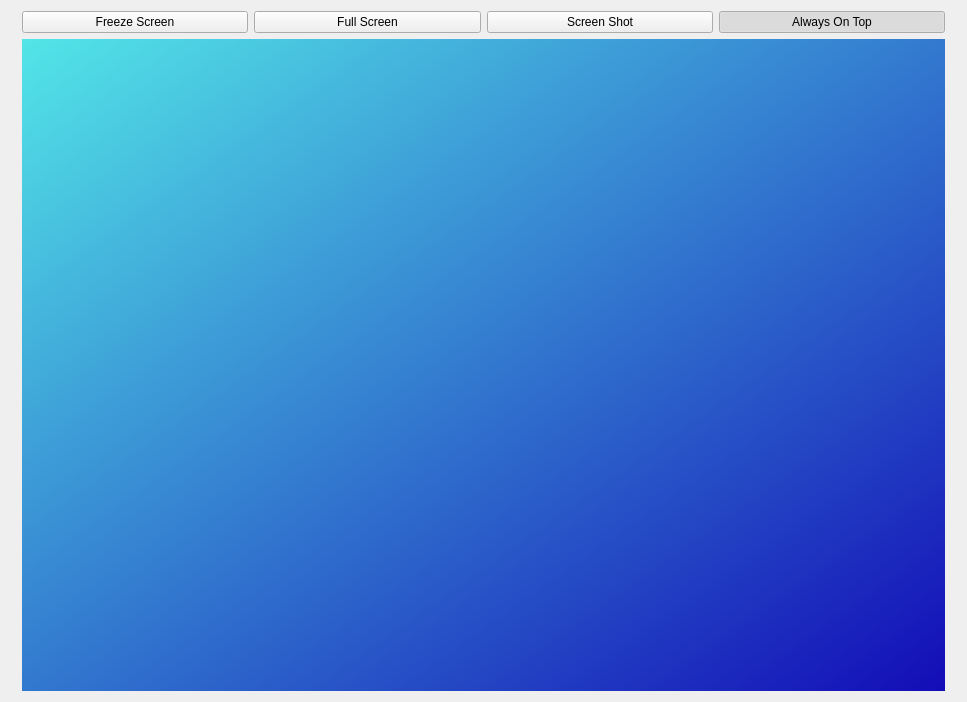
First picture: the form in Client/UI/ScreenBroadcastUI.ui, repository yang-zhongtian/PYCM, before the edit.
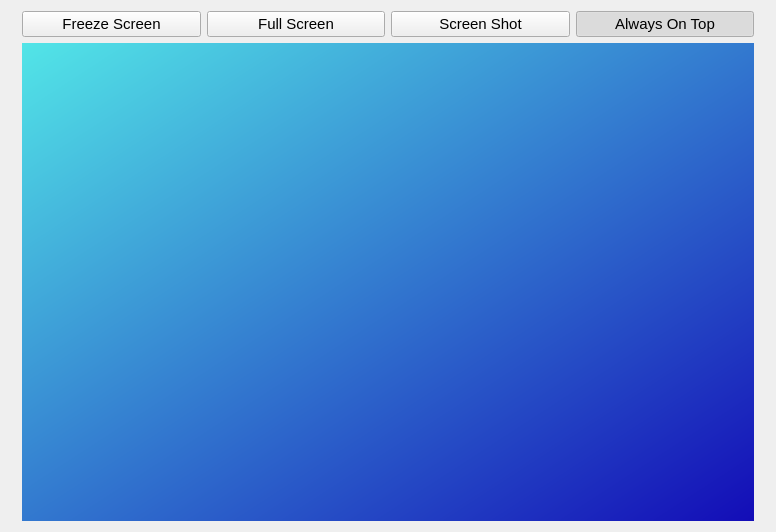
Second picture: the form after the edit. Icons and pictures are not drawn.

The edit to the form file:
```diff
--- a/Client/UI/ScreenBroadcastUI.ui
+++ b/Client/UI/ScreenBroadcastUI.ui
@@ -6,8 +6,8 @@
    <rect>
     <x>0</x>
     <y>0</y>
-    <width>967</width>
-    <height>702</height>
+    <width>776</width>
+    <height>532</height>
    </rect>
   </property>
   <property name="sizePolicy">
@@ -40,6 +40,11 @@
          <verstretch>0</verstretch>
         </sizepolicy>
        </property>
+       <property name="font">
+        <font>
+         <pointsize>11</pointsize>
+        </font>
+       </property>
        <property name="text">
         <string>Freeze Screen</string>
        </property>
@@ -56,6 +61,11 @@
          <verstretch>0</verstretch>
         </sizepolicy>
        </property>
+       <property name="font">
+        <font>
+         <pointsize>11</pointsize>
+        </font>
+       </property>
        <property name="text">
         <string>Full Screen</string>
        </property>
@@ -72,6 +82,11 @@
          <verstretch>0</verstretch>
         </sizepolicy>
        </property>
+       <property name="font">
+        <font>
+         <pointsize>11</pointsize>
+        </font>
+       </property>
        <property name="text">
         <string>Screen Shot</string>
        </property>
@@ -85,6 +100,11 @@
          <verstretch>0</verstretch>
         </sizepolicy>
        </property>
+       <property name="font">
+        <font>
+         <pointsize>11</pointsize>
+        </font>
+       </property>
        <property name="text">
         <string>Always On Top</string>
        </property>
```
Left out of the diff: 2 changed lines with no effect on the pictures.
